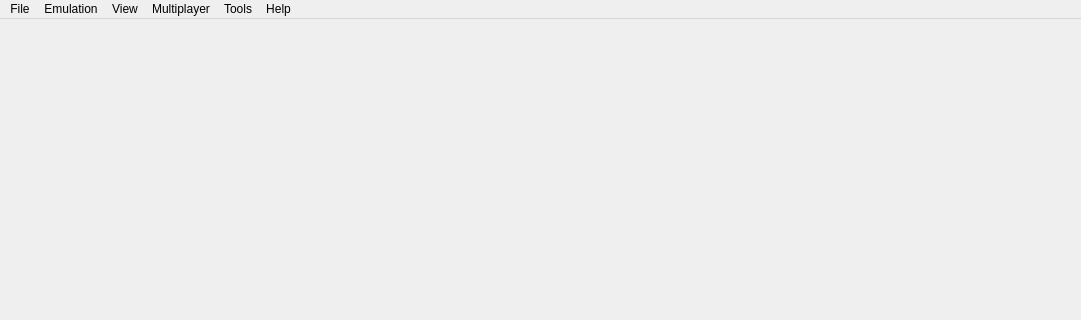
tbsp/citra-valentin, file src/citra_qt/main.ui: the form before one commit; both pictures show x 0 to 1081 and y 0 to 320 of the 1081 by 730 pixel window.
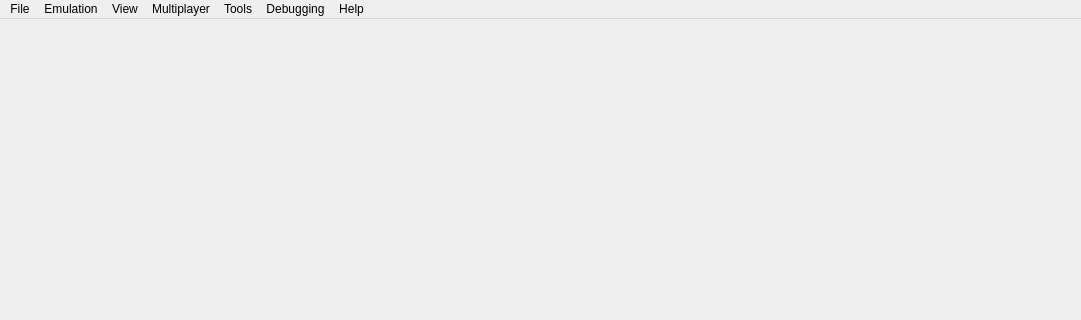
The form after the commit. Icons and pictures are not drawn.

```diff
--- a/src/citra_qt/main.ui
+++ b/src/citra_qt/main.ui
@@ -178,11 +178,20 @@
     <addaction name="action_About"/>
     <addaction name="action_Changelog"/>
    </widget>
+   <widget class="QMenu" name="menu_Debugging">
+    <property name="title">
+     <string>Debugging</string>
+    </property>
+    <addaction name="action_Enable_Discord_Logger"/>
+    <addaction name="separator"/>
+    <addaction name="action_Create_Pica_Surface_Viewer"/>
+   </widget>
    <addaction name="menu_File"/>
    <addaction name="menu_Emulation"/>
    <addaction name="menu_View"/>
    <addaction name="menu_Multiplayer"/>
    <addaction name="menu_Tools"/>
+   <addaction name="menu_Debugging"/>
    <addaction name="menu_Help"/>
   </widget>
   <action name="action_Load_File">
```
Left out of the diff: 27 changed lines with no effect on the pictures.
